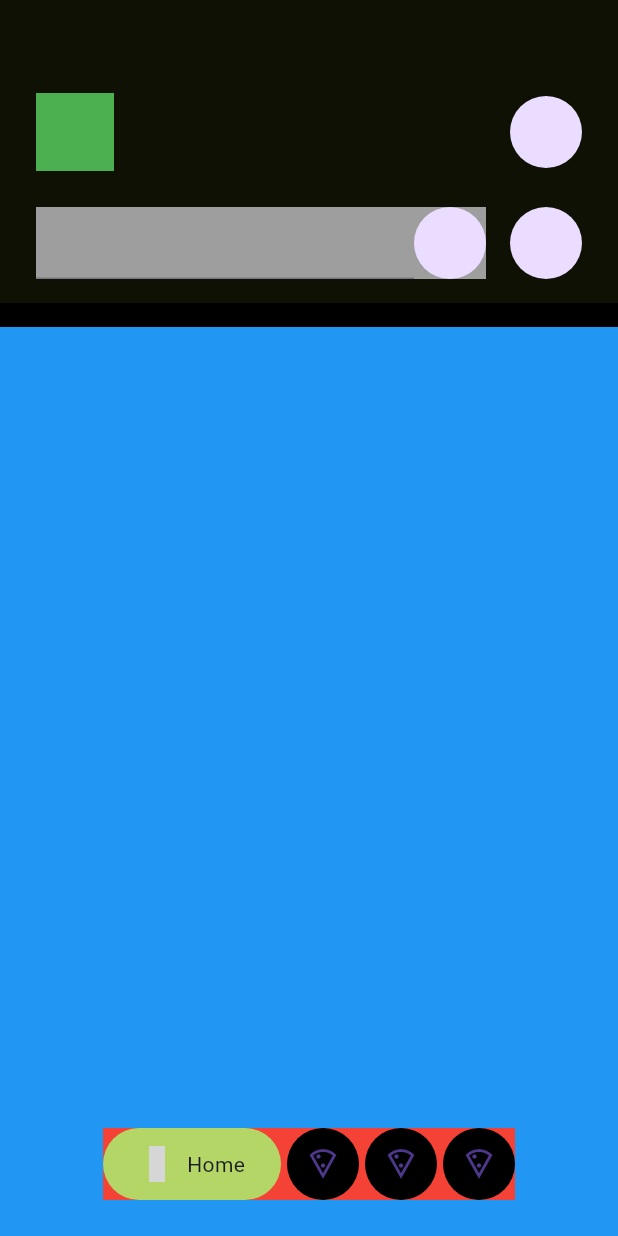
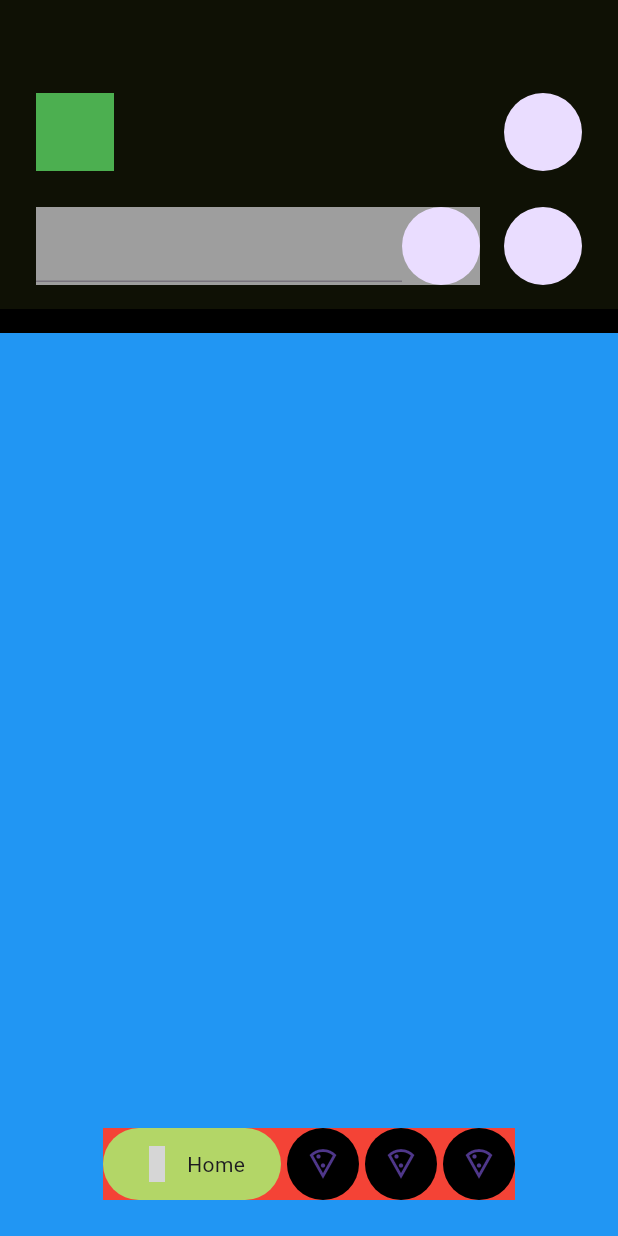
Before and after one commit to JAICHANGPARK/flutter_notebook_chapter_43, a Flutter app: the FoodOrderMainPage screen opened directly, on a phone screen of 412 x 824 dp. Run offline on Flutter 3.47's test engine with Material 3 defaults, Android fonts, the phone set to English and light mode, and no system bars; our stand-ins replace gap, hugeicons, percent_indicator; grey boxes are pictures that could not be loaded.

Commit message:
Update food_order_main_page.dart

```diff
--- a/lib/ep2393_food_order_app/ui/food_order_main_page.dart
+++ b/lib/ep2393_food_order_app/ui/food_order_main_page.dart
@@ -40,7 +40,7 @@ class _FoodOrderMainPageState extends State<FoodOrderMainPage> {
                       children: [],
                     )),
                     CircleAvatar(
-                      radius: 24,
+                      radius: 52 / 2,
                     )
                   ],
                 ),
@@ -58,14 +58,14 @@ class _FoodOrderMainPageState extends State<FoodOrderMainPage> {
                               child: TextField(),
                             ),
                             CircleAvatar(
-                              radius: 24,
+                              radius: 52 / 2,
                             ),
                           ],
                         ),
                       ),
                     ),
                     CircleAvatar(
-                      radius: 24,
+                      radius: 52 / 2,
                     ),
                   ],
                 )
```
